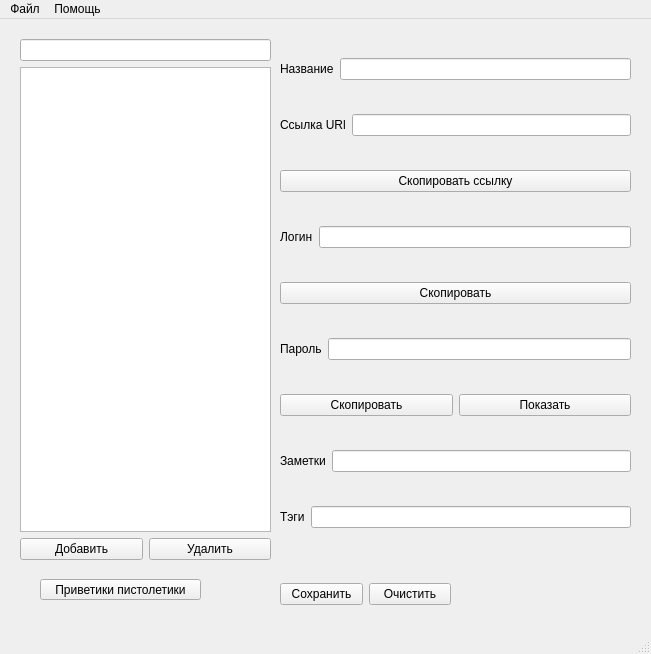
Before: the Qt Designer form mainwindow.ui in ioTardis/PasswordManager, drawn with Qt 5.
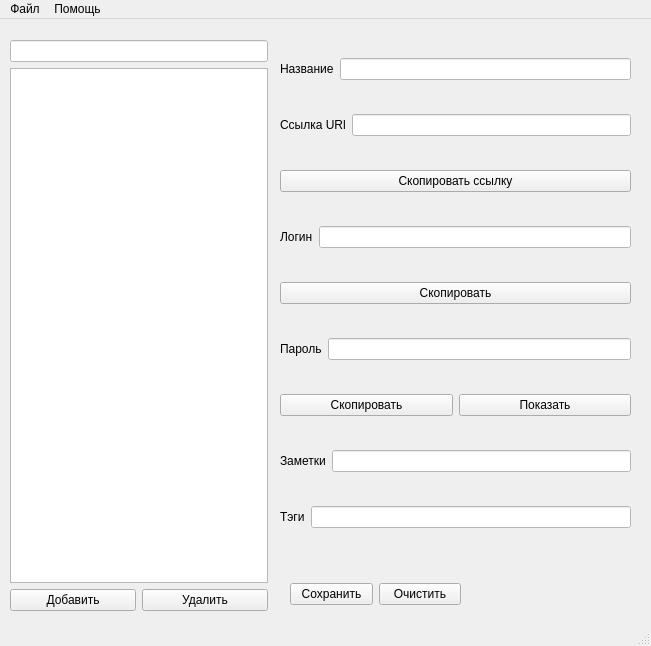
After: the same form once the commit is applied.

Commit message: Сначала открывается диалоговое окно Кнопки "Удалить" "Добавить" и "Сохранить" функционируют

The edit to the form file:
```diff
--- a/mainwindow.ui
+++ b/mainwindow.ui
@@ -7,17 +7,20 @@
     <x>0</x>
     <y>0</y>
     <width>651</width>
-    <height>654</height>
+    <height>646</height>
    </rect>
   </property>
   <property name="windowTitle">
    <string>MainWindow</string>
   </property>
+  <property name="styleSheet">
+   <string notr="true"/>
+  </property>
   <widget class="QWidget" name="centralwidget">
    <widget class="QWidget" name="layoutWidget">
     <property name="geometry">
      <rect>
-      <x>280</x>
+      <x>290</x>
       <y>560</y>
       <width>171</width>
       <height>31</height>
@@ -40,56 +43,7 @@
      </item>
     </layout>
    </widget>
-   <widget class="QWidget" name="layoutWidget_2">
-    <property name="geometry">
-     <rect>
-      <x>20</x>
-      <y>20</y>
-      <width>251</width>
-      <height>521</height>
-     </rect>
-    </property>
-    <layout class="QVBoxLayout" name="verticalLayout">
-     <item>
-      <widget class="QLineEdit" name="SearchEdit"/>
-     </item>
-     <item>
-      <widget class="QListView" name="listView"/>
-     </item>
-     <item>
-      <layout class="QHBoxLayout" name="horizontalLayout">
-       <item>
-        <widget class="QPushButton" name="AddButton">
-         <property name="text">
-          <string>Добавить</string>
-         </property>
-        </widget>
-       </item>
-       <item>
-        <widget class="QPushButton" name="DeleteButton">
-         <property name="text">
-          <string>Удалить</string>
-         </property>
-        </widget>
-       </item>
-      </layout>
-     </item>
-    </layout>
-   </widget>
-   <widget class="QPushButton" name="pushButton_9">
-    <property name="geometry">
-     <rect>
-      <x>40</x>
-      <y>560</y>
-      <width>161</width>
-      <height>21</height>
-     </rect>
-    </property>
-    <property name="text">
-     <string>Приветики пистолетики</string>
-    </property>
-   </widget>
-   <widget class="QWidget" name="">
+   <widget class="QWidget" name="layoutWidget">
     <property name="geometry">
      <rect>
       <x>280</x>
@@ -109,7 +63,11 @@
         </widget>
        </item>
        <item>
-        <widget class="QLineEdit" name="NameEdit"/>
+        <widget class="QLineEdit" name="NameEdit">
+         <property name="styleSheet">
+          <string notr="true">background-color:rgb(255, 255, 255)</string>
+         </property>
+        </widget>
        </item>
       </layout>
      </item>
@@ -123,7 +81,11 @@
         </widget>
        </item>
        <item>
-        <widget class="QLineEdit" name="SourceEdit"/>
+        <widget class="QLineEdit" name="SourceEdit">
+         <property name="styleSheet">
+          <string notr="true">background-color:rgb(255, 255, 255)</string>
+         </property>
+        </widget>
        </item>
       </layout>
      </item>
@@ -144,7 +106,11 @@
         </widget>
        </item>
        <item>
-        <widget class="QLineEdit" name="LoginEdit"/>
+        <widget class="QLineEdit" name="LoginEdit">
+         <property name="styleSheet">
+          <string notr="true">background-color:rgb(255, 255, 255)</string>
+         </property>
+        </widget>
        </item>
       </layout>
      </item>
@@ -165,7 +131,14 @@
         </widget>
        </item>
        <item>
-        <widget class="QLineEdit" name="PasswordEdit"/>
+        <widget class="QLineEdit" name="PasswordEdit">
+         <property name="styleSheet">
+          <string notr="true">background-color:rgb(255, 255, 255)</string>
+         </property>
+         <property name="echoMode">
+          <enum>QLineEdit::Password</enum>
+         </property>
+        </widget>
        </item>
       </layout>
      </item>
@@ -201,6 +174,9 @@
          <property name="enabled">
           <bool>true</bool>
          </property>
+         <property name="styleSheet">
+          <string notr="true">background-color:rgb(255, 255, 255)</string>
+         </property>
          <property name="frame">
           <bool>true</bool>
          </property>
@@ -222,6 +198,9 @@
          <property name="enabled">
           <bool>true</bool>
          </property>
+         <property name="styleSheet">
+          <string notr="true">background-color:rgb(255, 255, 255)</string>
+         </property>
          <property name="frame">
           <bool>true</bool>
          </property>
@@ -231,6 +210,46 @@
      </item>
     </layout>
    </widget>
+   <widget class="QWidget" name="layoutWidget">
+    <property name="geometry">
+     <rect>
+      <x>10</x>
+      <y>21</y>
+      <width>258</width>
+      <height>571</height>
+     </rect>
+    </property>
+    <layout class="QVBoxLayout" name="verticalLayout">
+     <item>
+      <widget class="QLineEdit" name="SearchEdit">
+       <property name="styleSheet">
+        <string notr="true">background-color:rgb(255, 255, 255)</string>
+       </property>
+      </widget>
+     </item>
+     <item>
+      <widget class="QListWidget" name="listWidget"/>
+     </item>
+     <item>
+      <layout class="QHBoxLayout" name="horizontalLayout">
+       <item>
+        <widget class="QPushButton" name="AddButton">
+         <property name="text">
+          <string>Добавить</string>
+         </property>
+        </widget>
+       </item>
+       <item>
+        <widget class="QPushButton" name="DeleteButton">
+         <property name="text">
+          <string>Удалить</string>
+         </property>
+        </widget>
+       </item>
+      </layout>
+     </item>
+    </layout>
+   </widget>
   </widget>
   <widget class="QMenuBar" name="menubar">
    <property name="geometry">
@@ -249,7 +268,7 @@
     <addaction name="ChangePasswordAction"/>
     <addaction name="ExportDatabaseAction"/>
     <addaction name="ImportDatabaseAction"/>
-    <addaction name="action_2"/>
+    <addaction name="ChangeDatabaseAction"/>
     <addaction name="separator"/>
     <addaction name="ExitAction"/>
    </widget>
@@ -294,7 +313,7 @@
     <string>Руководство пользователя</string>
    </property>
   </action>
-  <action name="action_2">
+  <action name="ChangeDatabaseAction">
    <property name="text">
     <string>Сменить хранилище</string>
    </property>
```
The commit also changes 4 other files.
